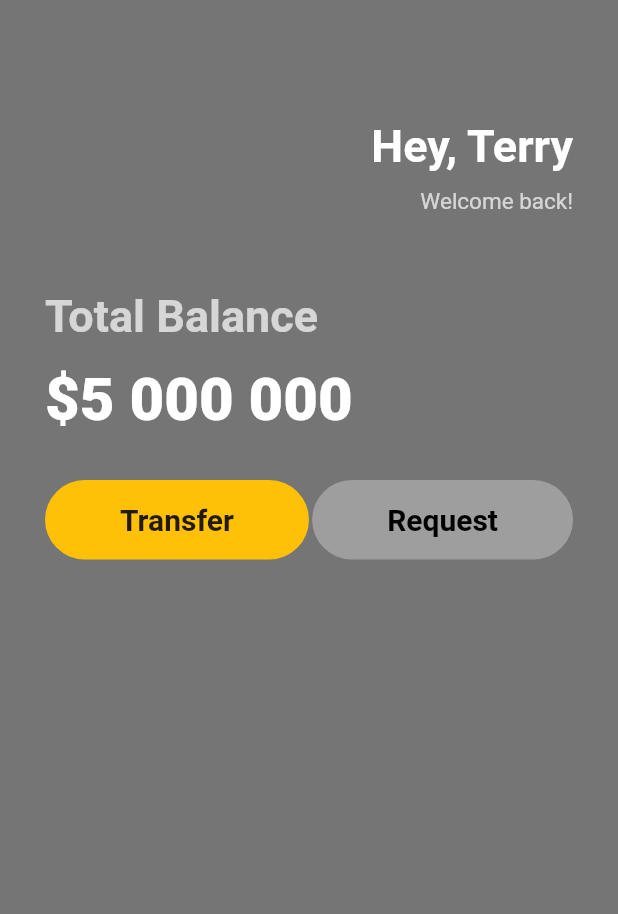
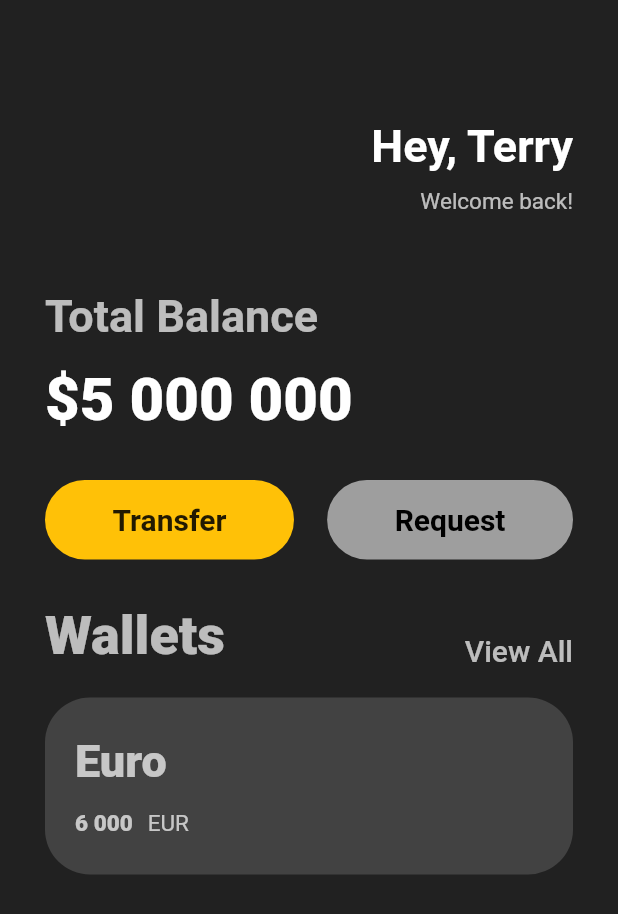
Before and after one commit to geepum/toonflix, a Flutter app: the screen it shows after launch, on a phone screen of 412 x 824 dp. Shown: the top 914 px of the screen. Run offline on Flutter 3.47's test engine with Material 2 defaults, Android fonts, the phone set to English and light mode, and no system bars.

Commit message:
3.6 Cards

```diff
--- a/lib/classes/widgets.dart
+++ b/lib/classes/widgets.dart
@@ -53,7 +53,7 @@ class Button extends StatelessWidget {
       child: Padding(
         padding: const EdgeInsets.symmetric(
           vertical: 15.0,
-          horizontal: 50.0,
+          horizontal: 45.0,
         ),
         child: Text(
           buttonText,
--- a/lib/main.dart
+++ b/lib/main.dart
@@ -13,7 +13,7 @@ class MyApp extends StatelessWidget {
   Widget build(BuildContext context) {
     return MaterialApp(
       home: Scaffold(
-        backgroundColor: Colors.black54,
+        backgroundColor: Colors.grey[900],
         body: Padding(
           padding: const EdgeInsets.symmetric(horizontal: 30.0),
           child: Column(
@@ -88,7 +88,86 @@ class MyApp extends StatelessWidget {
                       buttonFontSize: 20.0,
                       buttonFontWeight: FontWeight.w600)
                 ],
-              )
+              ),
+              const SizedBox(
+                height: 30.0,
+              ),
+              Row(
+                mainAxisAlignment: MainAxisAlignment.spaceBetween,
+                crossAxisAlignment: CrossAxisAlignment.end,
+                children: const [
+                  Text(
+                    'Wallets',
+                    style: TextStyle(
+                      color: Colors.white70,
+                      fontSize: 36.0,
+                      fontWeight: FontWeight.w800,
+                    ),
+                  ),
+                  Text(
+                    'View All',
+                    style: TextStyle(
+                      color: Colors.white70,
+                      fontSize: 20.0,
+                      fontWeight: FontWeight.w500,
+                    ),
+                  ),
+                ],
+              ),
+              const SizedBox(
+                height: 20.0,
+              ),
+              Container(
+                decoration: BoxDecoration(
+                  color: Colors.grey[800],
+                  borderRadius: BorderRadius.circular(30.0),
+                ),
+                child: Padding(
+                  padding: const EdgeInsets.symmetric(
+                    vertical: 25.0,
+                    horizontal: 20.0,
+                  ),
+                  child: Column(
+                    crossAxisAlignment: CrossAxisAlignment.start,
+                    children: [
+                      const Text(
+                        'Euro',
+                        style: TextStyle(
+                          color: Colors.white70,
+                          fontSize: 30.0,
+                          fontWeight: FontWeight.w800,
+                        ),
+                      ),
+                      const SizedBox(
+                        height: 15.0,
+                      ),
+                      Row(
+                        children: const [
+                          Text(
+                            '6 000',
+                            style: TextStyle(
+                              color: Colors.white70,
+                              fontSize: 15.0,
+                              fontWeight: FontWeight.w800,
+                            ),
+                          ),
+                          SizedBox(
+                            width: 10.0,
+                          ),
+                          Text(
+                            'EUR',
+                            style: TextStyle(
+                              color: Colors.white70,
+                              fontSize: 15.0,
+                              fontWeight: FontWeight.w400,
+                            ),
+                          ),
+                        ],
+                      ),
+                    ],
+                  ),
+                ),
+              ),
             ],
           ),
         ),
```
